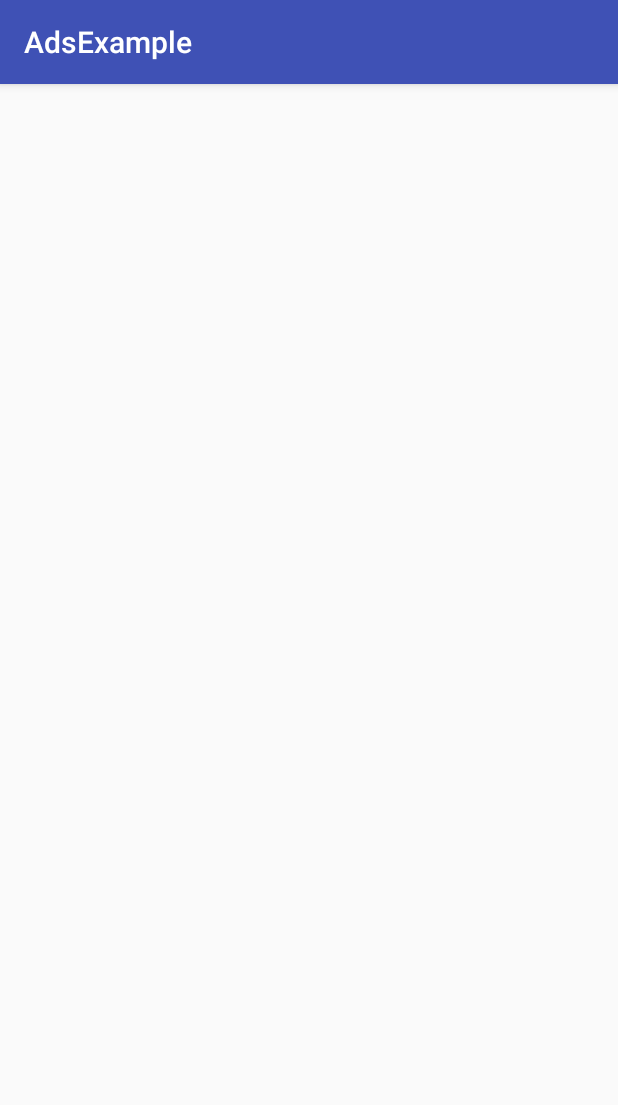
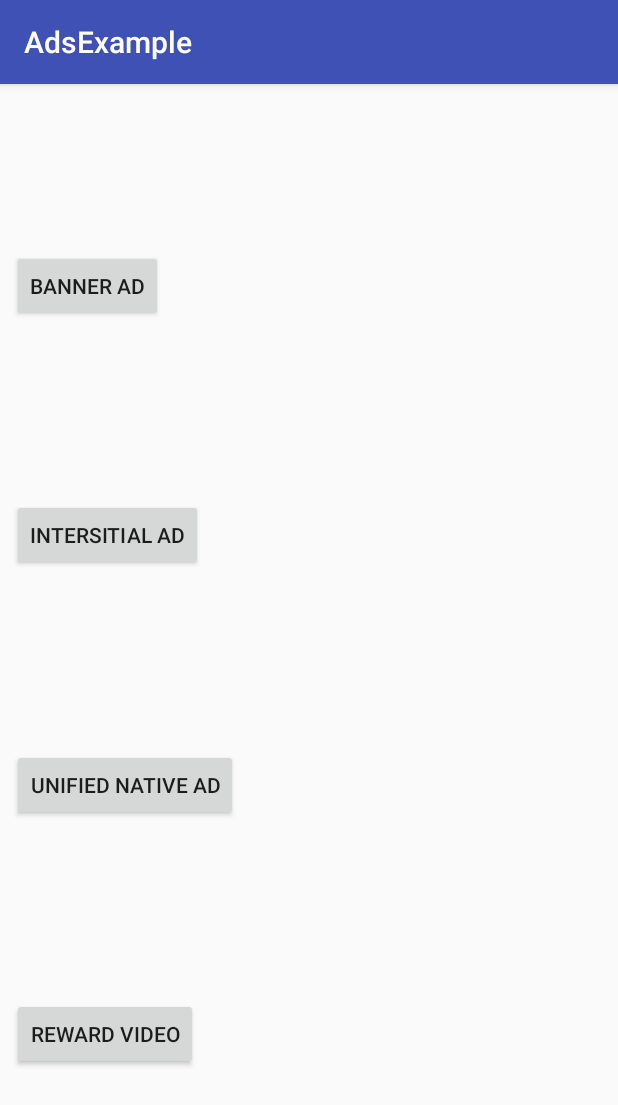
Before and after one commit to Alek-G12/adMobBannerExample, an Android app: the screen it shows after launch (MainActivity), on a phone screen of 412 x 824 dp. Shown: the top 1105 px of the screen. Run offline under Robolectric (Android 15) with nearby library versions, the phone set to English and light mode, and no system bars; our stand-ins replace AdMob.

```diff
--- a/app/build.gradle
+++ b/app/build.gradle
@@ -22,7 +22,7 @@ dependencies {
     implementation fileTree(dir: 'libs', include: ['*.jar'])
     implementation 'com.android.support:appcompat-v7:28.0.0-alpha3'
     implementation 'com.android.support.constraint:constraint-layout:1.1.2'
-    implementation ('com.google.android.gms:play-services-ads:15.0.0') {
+    implementation('com.google.android.gms:play-services-ads:15.0.0') {
         exclude group: 'com.android.support'
     }
 }
--- a/app/src/main/java/com/example/g12/adsexample/MainActivity.java
+++ b/app/src/main/java/com/example/g12/adsexample/MainActivity.java
@@ -1,55 +1,62 @@
 package com.example.g12.adsexample;
 
+import android.content.Intent;
+import android.os.Bundle;
 import android.support.v7.app.AppCompatActivity;
-import android.os.Bundle;
+import android.view.View;
+import android.widget.Button;
 
-import com.google.android.gms.ads.AdListener;
-import com.google.android.gms.ads.AdRequest;
-import com.google.android.gms.ads.AdView;
 import com.google.android.gms.ads.MobileAds;
 
 public class MainActivity extends AppCompatActivity {
+
+    private Button bannerButton;
+    private Button intersitialButton;
+    private Button unifiedNativeButton;
+    private Button rewardedVideoButton;
 
     @Override
     protected void onCreate(Bundle savedInstanceState) {
         super.onCreate(savedInstanceState);
         setContentView(R.layout.activity_main);
 
+        bannerButton = findViewById(R.id.btnBanner);
+        bannerButton.setOnClickListener(new View.OnClickListener() {
+            @Override
+            public void onClick(View view) {
+                Intent intent = new Intent(MainActivity.this, BannerAdActivity.class);
+                startActivity(intent);
+            }
+        });
+
+        intersitialButton = findViewById(R.id.btnIntersitial);
+        intersitialButton.setOnClickListener(new View.OnClickListener() {
+            @Override
+            public void onClick(View view) {
+                Intent intent = new Intent(MainActivity.this, IntersitialAdActivity.class);
+                startActivity(intent);
+            }
+        });
+
+        unifiedNativeButton = findViewById(R.id.unifiedNativeButton);
+        unifiedNativeButton.setOnClickListener(new View.OnClickListener() {
+            @Override
+            public void onClick(View view) {
+                Intent intent = new Intent(MainActivity.this, NativeAdsAdvancedUnifiedActivity.class);
+                startActivity(intent);
+            }
+        });
+
+        rewardedVideoButton = findViewById(R.id.rewardedVideoButton);
+        rewardedVideoButton.setOnClickListener(new View.OnClickListener() {
+            @Override
+            public void onClick(View view) {
+                Intent intent = new Intent(MainActivity.this, RewardedVideoActivity.class);
+                startActivity(intent);
+            }
+        });
+
         MobileAds.initialize(this, "ca-app-pub-3940256099942544~3347511713");
 
-        AdView adView = findViewById(R.id.adView);
-        AdRequest adRequest = new  AdRequest.Builder().build();
-        adView.loadAd(adRequest);
-        adView.setAdListener(new AdListener(){
-            @Override
-            public void onAdClosed() {
-                super.onAdClosed();
-            }
-
-            @Override
-            public void onAdFailedToLoad(int i) {
-                super.onAdFailedToLoad(i);
-            }
-
-            @Override
-            public void onAdOpened() {
-                super.onAdOpened();
-            }
-
-            @Override
-            public void onAdLoaded() {
-                super.onAdLoaded();
-            }
-
-            @Override
-            public void onAdClicked() {
-                super.onAdClicked();
-            }
-
-            @Override
-            public void onAdImpression() {
-                super.onAdImpression();
-            }
-        });
     }
 }
--- a/app/src/main/res/layout/activity_main.xml
+++ b/app/src/main/res/layout/activity_main.xml
@@ -2,20 +2,57 @@
 <android.support.constraint.ConstraintLayout xmlns:android="http://schemas.android.com/apk/res/android"
     xmlns:app="http://schemas.android.com/apk/res-auto"
     xmlns:tools="http://schemas.android.com/tools"
-    xmlns:ads="http://schemas.android.com/apk/res-auto"
     android:layout_width="match_parent"
     android:layout_height="match_parent"
     tools:context=".MainActivity">
 
-    <com.google.android.gms.ads.AdView
-        android:id="@+id/adView"
-        android:layout_width="match_parent"
+    <Button
+        android:id="@+id/btnBanner"
+        android:layout_width="wrap_content"
         android:layout_height="wrap_content"
         android:layout_marginBottom="8dp"
-        ads:adSize="SMART_BANNER"
-        ads:adUnitId="ca-app-pub-3940256099942544/6300978111"
-        app:layout_constraintBottom_toBottomOf="parent">
+        android:layout_marginStart="8dp"
+        android:layout_marginTop="8dp"
+        android:text="@string/banner_ad"
+        app:layout_constraintBottom_toTopOf="@+id/btnIntersitial"
+        app:layout_constraintStart_toStartOf="parent"
+        app:layout_constraintTop_toTopOf="parent"
+        app:layout_constraintVertical_chainStyle="spread" />
 
-    </com.google.android.gms.ads.AdView>
+    <Button
+        android:id="@+id/btnIntersitial"
+        android:layout_width="wrap_content"
+        android:layout_height="wrap_content"
+        android:layout_marginBottom="8dp"
+        android:layout_marginStart="8dp"
+        android:layout_marginTop="8dp"
+        android:text="@string/intersitial_ad"
+        app:layout_constraintBottom_toTopOf="@+id/unifiedNativeButton"
+        app:layout_constraintStart_toStartOf="parent"
+        app:layout_constraintTop_toBottomOf="@+id/btnBanner" />
+
+    <Button
+        android:id="@+id/unifiedNativeButton"
+        android:layout_width="wrap_content"
+        android:layout_height="wrap_content"
+        android:layout_marginBottom="8dp"
+        android:layout_marginStart="8dp"
+        android:layout_marginTop="8dp"
+        android:text="@string/unified_native_ad"
+        app:layout_constraintBottom_toTopOf="@+id/rewardedVideoButton"
+        app:layout_constraintStart_toStartOf="parent"
+        app:layout_constraintTop_toBottomOf="@+id/btnIntersitial" />
+
+    <Button
+        android:id="@+id/rewardedVideoButton"
+        android:layout_width="wrap_content"
+        android:layout_height="wrap_content"
+        android:layout_marginBottom="8dp"
+        android:layout_marginStart="8dp"
+        android:layout_marginTop="8dp"
+        android:text="@string/reward_video"
+        app:layout_constraintBottom_toBottomOf="parent"
+        app:layout_constraintStart_toStartOf="parent"
+        app:layout_constraintTop_toBottomOf="@+id/unifiedNativeButton" />
 
 </android.support.constraint.ConstraintLayout>
--- a/app/src/main/res/values/strings.xml
+++ b/app/src/main/res/values/strings.xml
@@ -1,3 +1,9 @@
 <resources>
     <string name="app_name">AdsExample</string>
+    <string name="banner_ad">Banner Ad</string>
+    <string name="intersitial_ad">Intersitial Ad</string>
+    <string name="show_ad">Show Ad</string>
+    <string name="unified_native_ad">Unified Native Ad</string>
+    <string name="native_ad">Native Ad</string>
+    <string name="reward_video">Reward Video</string>
 </resources>
```
Also changed, not shown: app/src/main/AndroidManifest.xml (+13 -5 lines), app/src/main/java/com/example/g12/adsexample/BannerAdActivity.java (added, +34 -0 lines), app/src/main/java/com/example/g12/adsexample/IntersitialAdActivity.java (added, +47 -0 lines), app/src/main/java/com/example/g12/adsexample/NativeAdsAdvancedUnifiedActivity.java (added, +55 -0 lines), app/src/main/java/com/example/g12/adsexample/RewardedVideoActivity.java (added, +109 -0 lines), app/src/main/res/layout/activity_banner_ad.xml (added, +21 -0 lines), app/src/main/res/layout/activity_intersitial_ad.xml (added, +18 -0 lines), app/src/main/res/layout/activity_native_ads_advanced_unified.xml (added, +20 -0 lines), app/src/main/res/layout/activity_rewarded_video.xml (added, +23 -0 lines), app/src/main/res/layout/unified_ad.xml (added, +56 -0 lines).
